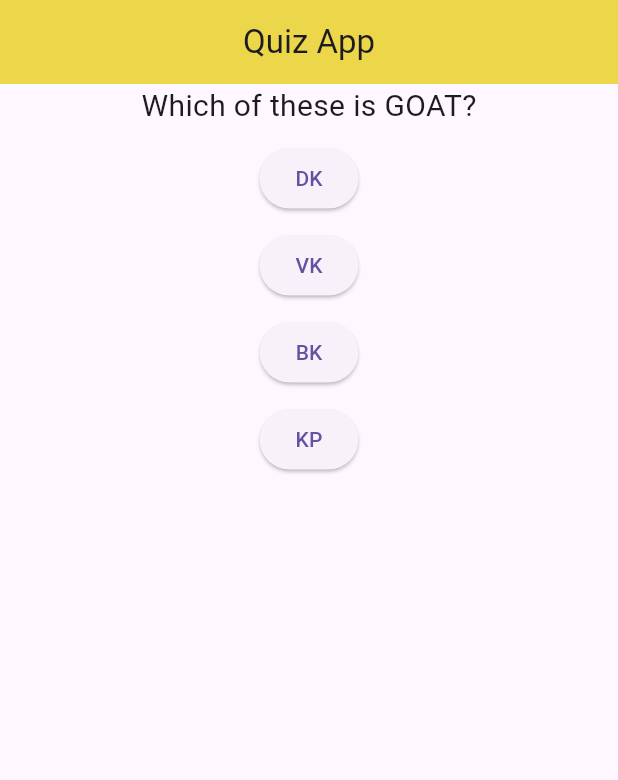
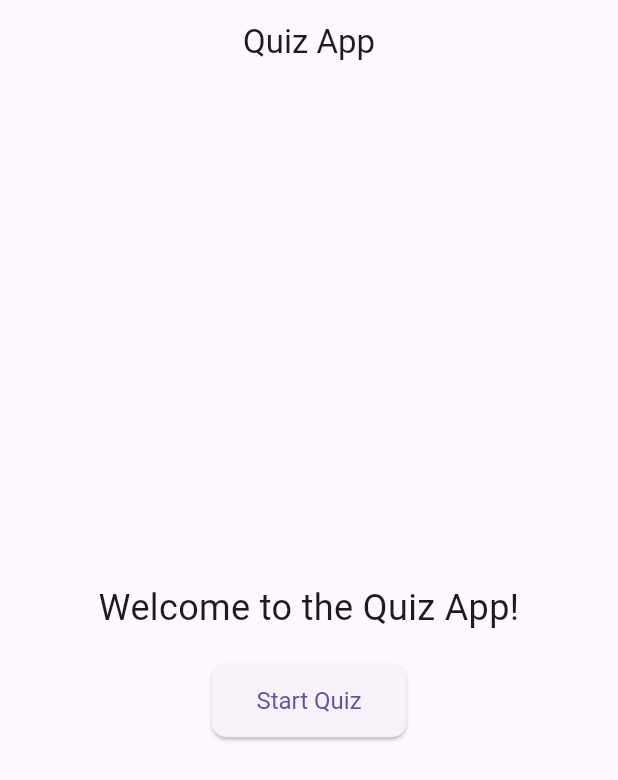
Before and after one commit to itznishantthapa/FlutterQuiz, a Flutter app: the screen it shows after launch, on a phone screen of 412 x 824 dp. Shown: the top 780 px of the screen. Run offline on Flutter 3.47's test engine with Material 3 defaults, Android fonts, the phone set to English and light mode, and no system bars.

Commit message:
adding the start button and quiz questions

```diff
--- a/lib/main.dart
+++ b/lib/main.dart
@@ -13,6 +13,9 @@ class MyApp extends StatelessWidget {
   Widget build(BuildContext context) {
     return MaterialApp(
       debugShowCheckedModeBanner: false,
+      theme: ThemeData(
+        primarySwatch: Colors.yellow,
+      ),
       home: QuizHomePage(),
     );
   }
@@ -35,18 +38,30 @@ class _QuizHomePageState extends State<QuizHomePage> {
   int _currentQuestionIndex = 0;
   int _score = 0;
   bool _quizFinished = false;
+  bool _quizStarted = false;
+  bool _isLoading = false;
 
   @override
   void initState() {
     super.initState();
-    _loadQuestions();
   }
 
   Future<void> _loadQuestions() async {
+    setState(() {
+      _isLoading = true;
+    });
     List<dynamic> questions = await loadJson();
     setState(() {
       _questionsList = questions;
+      _isLoading = false;
     });
+  }
+
+  void _startQuiz() {
+    setState(() {
+      _quizStarted = true;
+    });
+    _loadQuestions();
   }
 
   void _answerQuestion(String answer) {
@@ -67,6 +82,7 @@ class _QuizHomePageState extends State<QuizHomePage> {
       _currentQuestionIndex = 0;
       _score = 0;
       _quizFinished = false;
+      _quizStarted = false;
     });
   }
 
@@ -75,6 +91,13 @@ class _QuizHomePageState extends State<QuizHomePage> {
       onPressed: () {
         _answerQuestion(option);
       },
+      style: ElevatedButton.styleFrom(
+        padding: EdgeInsets.symmetric(vertical: 15.0, horizontal: 30.0),
+        textStyle: TextStyle(fontSize: 16),
+        shape: RoundedRectangleBorder(
+          borderRadius: BorderRadius.circular(10.0),
+        ),
+      ),
       child: Text(option),
     );
   }
@@ -90,48 +113,74 @@ class _QuizHomePageState extends State<QuizHomePage> {
 
   @override
   Widget build(BuildContext context) {
-    if (_quizFinished) {
     return Scaffold(
       appBar: AppBar(
         title: Text("Quiz App"),
         centerTitle: true,
-          backgroundColor: Colors.yellow,
-          elevation: 10,
       ),
       body: Center(
-          child: Column(
+        child: _quizStarted
+            ? _isLoading
+                ? CircularProgressIndicator()
+                : _quizFinished
+                    ? Column(
+                        mainAxisAlignment: MainAxisAlignment.center,
                         children: [
-              Text('Your Score: $_score / ${_questionsList!.length}'),
-              SizedBox(height: 10),
+                          Text(
+                            'Your Score: $_score / ${_questionsList!.length}',
+                            style: TextStyle(fontSize: 24),
+                          ),
+                          SizedBox(height: 20),
                           ElevatedButton(
-                  onPressed: _restartQuiz, child: Text('Restart Quiz')),
-            ],
+                            onPressed: _restartQuiz,
+                            child: Text('Restart Quiz'),
+                            style: ElevatedButton.styleFrom(
+                              padding: EdgeInsets.symmetric(
+                                  vertical: 15.0, horizontal: 30.0),
+                              textStyle: TextStyle(fontSize: 16),
+                              shape: RoundedRectangleBorder(
+                                borderRadius: BorderRadius.circular(10.0),
                               ),
                             ),
-      );
-    } else {
-      return Scaffold(
-        appBar: AppBar(
-          title: Text("Quiz App"),
-          centerTitle: true,
-          backgroundColor: Colors.yellow,
-          elevation: 10,
                           ),
-        body: Center(
-          child: Column(
+                        ],
+                      )
+                    : Column(
+                        mainAxisAlignment: MainAxisAlignment.center,
                         children: [
                           Text(
                             _questionsList![_currentQuestionIndex]['question'],
                             style: TextStyle(fontSize: 20),
+                            textAlign: TextAlign.center,
                           ),
-              SizedBox(
-                height: 10,
+                          SizedBox(height: 20),
+                          ..._buildOptions(),
+                        ],
+                      )
+            : Column(
+                mainAxisAlignment: MainAxisAlignment.center,
+                children: [
+                  Text(
+                    'Welcome to the Quiz App!',
+                    style: TextStyle(fontSize: 24),
+                    textAlign: TextAlign.center,
                   ),
-              ..._buildOptions(),
+                  SizedBox(height: 20),
+                  ElevatedButton(
+                    onPressed: _startQuiz,
+                    child: Text('Start Quiz'),
+                    style: ElevatedButton.styleFrom(
+                      padding: EdgeInsets.symmetric(
+                          vertical: 15.0, horizontal: 30.0),
+                      textStyle: TextStyle(fontSize: 16),
+                      shape: RoundedRectangleBorder(
+                        borderRadius: BorderRadius.circular(10.0),
+                      ),
+                    ),
+                  ),
                 ],
               ),
       ),
     );
   }
 }
-}
```
Also changed, not shown: assets/data.json (+43 -8 lines). Lines whose indentation alone changed are shown as unchanged.
